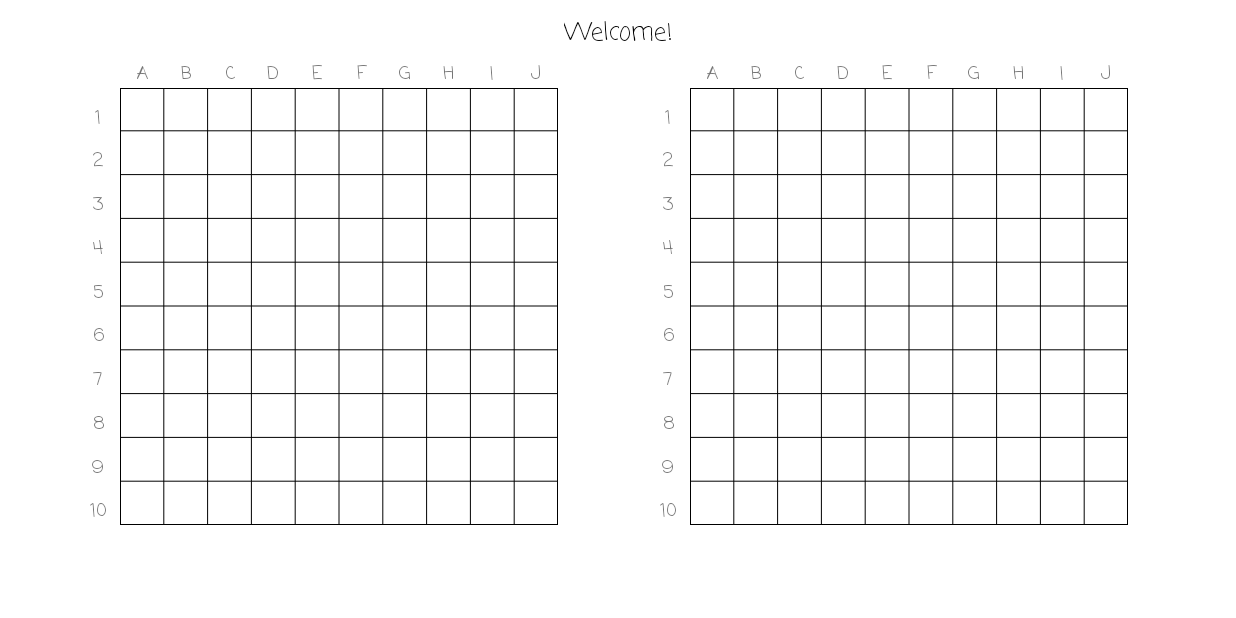
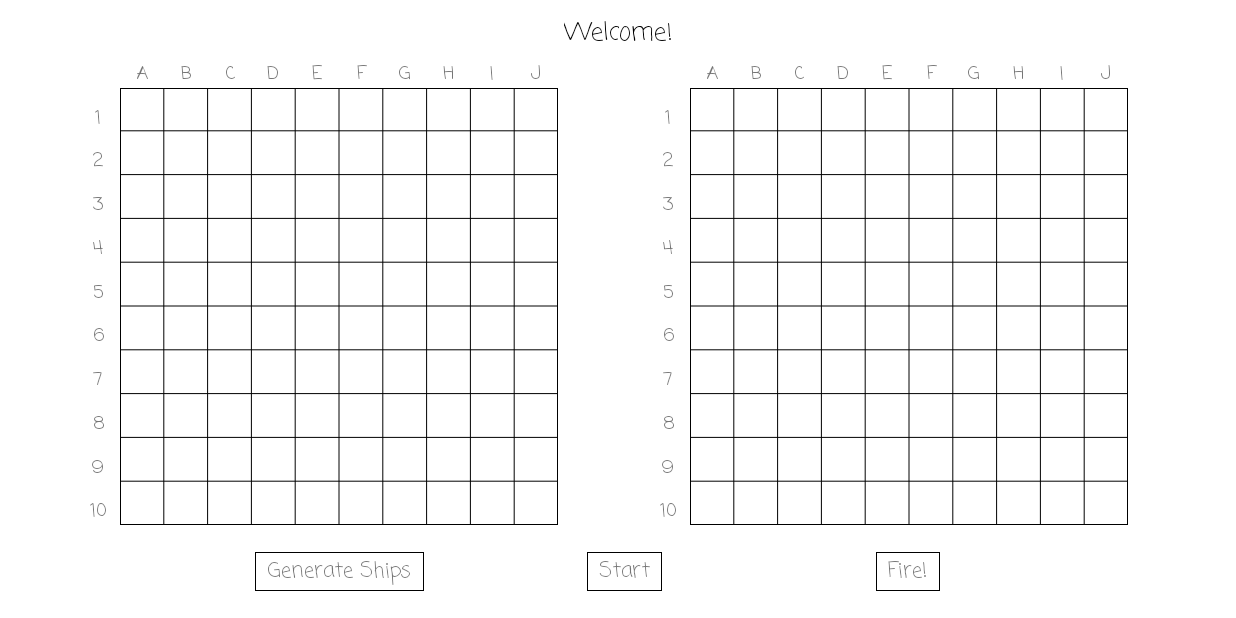
Before and after one commit to AlinaStepanova/SeaBattle, an Android app: the screen it shows after launch (MainActivity), on a phone screen of 824 x 412 dp (held sideways). Run offline under Robolectric (Android 15) with nearby library versions, the phone set to English and light mode, and no system bars.

Commit message:
polish ui, create buttons

```diff
--- a/app/src/main/res/layout/activity_main.xml
+++ b/app/src/main/res/layout/activity_main.xml
@@ -41,6 +41,22 @@
         app:layout_constraintRight_toLeftOf="@+id/viewPC"
         app:layout_constraintTop_toBottomOf="@+id/tvStatus" />
 
+    <TextView
+        android:id="@+id/buttonGenerate"
+        android:layout_width="wrap_content"
+        android:layout_height="wrap_content"
+        android:background="@drawable/square_background"
+        android:fontFamily="casual"
+        android:paddingStart="@dimen/dimen_8dp"
+        android:paddingTop="2dp"
+        android:paddingEnd="@dimen/dimen_8dp"
+        android:paddingBottom="2dp"
+        android:text="Generate Ships"
+        app:layout_constraintBottom_toBottomOf="parent"
+        app:layout_constraintEnd_toEndOf="@+id/viewPerson"
+        app:layout_constraintStart_toStartOf="@+id/viewPerson"
+        app:layout_constraintTop_toTopOf="@+id/guideline" />
+
     <include
         android:id="@+id/lettersPC"
         layout="@layout/layout_letters_pc" />
@@ -61,6 +77,23 @@
         app:layout_constraintRight_toRightOf="parent"
         app:layout_constraintTop_toBottomOf="@+id/tvStatus" />
 
+    <TextView
+        android:id="@+id/buttonFire"
+        android:layout_width="wrap_content"
+        android:layout_height="wrap_content"
+        android:background="@drawable/square_background"
+        android:fontFamily="casual"
+        android:paddingStart="@dimen/dimen_8dp"
+        android:paddingTop="2dp"
+        android:paddingEnd="@dimen/dimen_8dp"
+        android:paddingBottom="2dp"
+        android:text="Fire!"
+        app:layout_constraintBottom_toBottomOf="parent"
+        app:layout_constraintEnd_toEndOf="@+id/viewPC"
+        app:layout_constraintHorizontal_bias="0.497"
+        app:layout_constraintStart_toStartOf="@+id/viewPC"
+        app:layout_constraintTop_toTopOf="@+id/guideline" />
+
     <androidx.constraintlayout.widget.Guideline
         android:id="@+id/guideline"
         android:layout_width="wrap_content"
@@ -68,5 +101,21 @@
         android:orientation="horizontal"
         app:layout_constraintGuide_percent="0.85" />
 
+    <TextView
+        android:id="@+id/buttonStart"
+        android:layout_width="wrap_content"
+        android:layout_height="wrap_content"
+        android:background="@drawable/square_background"
+        android:fontFamily="casual"
+        android:paddingStart="@dimen/dimen_8dp"
+        android:paddingTop="2dp"
+        android:paddingEnd="@dimen/dimen_8dp"
+        android:paddingBottom="2dp"
+        android:text="Start"
+        app:layout_constraintBottom_toBottomOf="parent"
+        app:layout_constraintEnd_toStartOf="@+id/viewPC"
+        app:layout_constraintStart_toEndOf="@+id/viewPerson"
+        app:layout_constraintTop_toTopOf="@+id/guideline" />
+
 
 </androidx.constraintlayout.widget.ConstraintLayout>
--- a/app/src/main/res/layout/layout_numbers_pc.xml
+++ b/app/src/main/res/layout/layout_numbers_pc.xml
@@ -89,7 +89,7 @@
         android:id="@+id/tvNumber10PC"
         style="@style/SingleLetterStyle"
         android:text="@string/number_10"
-        app:layout_constraintBottom_toTopOf="@+id/guideline"
+        app:layout_constraintBottom_toBottomOf="@+id/viewPC"
         app:layout_constraintDimensionRatio="1:1"
         app:layout_constraintEnd_toStartOf="@+id/viewPC"
         app:layout_constraintTop_toBottomOf="@+id/tvNumber9PC" />
--- a/app/src/main/res/layout/layout_numbers_person.xml
+++ b/app/src/main/res/layout/layout_numbers_person.xml
@@ -89,7 +89,7 @@
         android:id="@+id/tvNumber10"
         style="@style/SingleLetterStyle"
         android:text="@string/number_10"
-        app:layout_constraintBottom_toTopOf="@+id/guideline"
+        app:layout_constraintBottom_toBottomOf="@+id/viewPerson"
         app:layout_constraintDimensionRatio="1:1"
         app:layout_constraintEnd_toStartOf="@+id/viewPerson"
         app:layout_constraintTop_toBottomOf="@+id/tvNumber9" />
--- a/app/src/main/res/values/colors.xml
+++ b/app/src/main/res/values/colors.xml
@@ -5,4 +5,5 @@
     <color name="colorAccent">#4DD0E1</color>
     <color name="black">#000000</color>
     <color name="white">#FFFFFF</color>
+    <color name="greyDefault">#808080</color>
 </resources>
```
